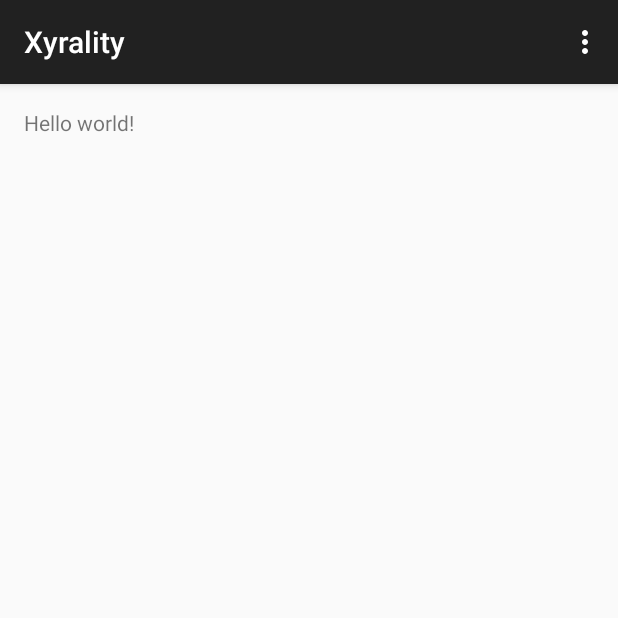
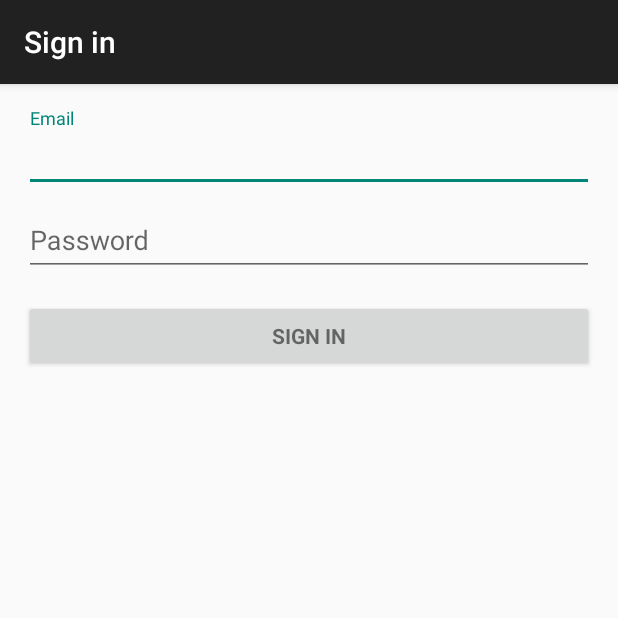
Before and after one commit to riwnodennyk/xyrality, an Android app: the screen it shows after launch (LoginActivity), on a phone screen of 412 x 824 dp, the top half of it. Run offline under Robolectric (Android 15) with nearby library versions, the phone set to English and light mode, and no system bars; 2 statements that could not run were skipped.

Commit message:
api implemented ** ui for login activity ** test

```diff
--- a/app/src/main/java/ua/kulku/xyrality/LoginActivity.java
+++ /dev/null
@@ -1,37 +0,0 @@
-package ua.kulku.xyrality;
-
-import android.support.v7.app.AppCompatActivity;
-import android.os.Bundle;
-import android.view.Menu;
-import android.view.MenuItem;
-
-public class LoginActivity extends AppCompatActivity {
-
-    @Override
-    protected void onCreate(Bundle savedInstanceState) {
-        super.onCreate(savedInstanceState);
-        setContentView(R.layout.activity_login);
-    }
-
-    @Override
-    public boolean onCreateOptionsMenu(Menu menu) {
-        // Inflate the menu; this adds items to the action bar if it is present.
-        getMenuInflater().inflate(R.menu.menu_login, menu);
-        return true;
-    }
-
-    @Override
-    public boolean onOptionsItemSelected(MenuItem item) {
-        // Handle action bar item clicks here. The action bar will
-        // automatically handle clicks on the Home/Up button, so long
-        // as you specify a parent activity in AndroidManifest.xml.
-        int id = item.getItemId();
-
-        //noinspection SimplifiableIfStatement
-        if (id == R.id.action_settings) {
-            return true;
-        }
-
-        return super.onOptionsItemSelected(item);
-    }
-}
--- /dev/null
+++ b/app/src/main/java/ua/kulku/xyrality/ui/LoginActivity.java
@@ -0,0 +1,176 @@
+package ua.kulku.xyrality.ui;
+
+import android.app.LoaderManager.LoaderCallbacks;
+import android.content.CursorLoader;
+import android.content.Intent;
+import android.content.Loader;
+import android.database.Cursor;
+import android.net.Uri;
+import android.os.Bundle;
+import android.provider.ContactsContract;
+import android.support.v7.app.AppCompatActivity;
+import android.text.TextUtils;
+import android.view.KeyEvent;
+import android.view.View;
+import android.view.View.OnClickListener;
+import android.view.inputmethod.EditorInfo;
+import android.widget.ArrayAdapter;
+import android.widget.AutoCompleteTextView;
+import android.widget.Button;
+import android.widget.EditText;
+import android.widget.TextView;
+
+import java.util.ArrayList;
+import java.util.List;
+
+import ua.kulku.xyrality.R;
+
+public class LoginActivity extends AppCompatActivity
+        implements LoaderCallbacks<Cursor> {
+
+    // UI references.
+    private AutoCompleteTextView mEmailView;
+    private EditText mPasswordView;
+
+    @Override
+    protected void onCreate(Bundle savedInstanceState) {
+        super.onCreate(savedInstanceState);
+        setContentView(R.layout.activity_login);
+
+        // Set up the login form.
+        mEmailView = (AutoCompleteTextView) findViewById(R.id.email);
+        populateAutoComplete();
+
+        mPasswordView = (EditText) findViewById(R.id.password);
+        mPasswordView.setOnEditorActionListener(new TextView.OnEditorActionListener() {
+            @Override
+            public boolean onEditorAction(TextView textView, int id, KeyEvent keyEvent) {
+                if (id == R.id.login || id == EditorInfo.IME_NULL) {
+                    attemptLogin();
+                    return true;
+                }
+                return false;
+            }
+        });
+
+        Button mEmailSignInButton = (Button) findViewById(R.id.email_sign_in_button);
+        mEmailSignInButton.setOnClickListener(new OnClickListener() {
+            @Override
+            public void onClick(View view) {
+                attemptLogin();
+            }
+        });
+    }
+
+    private void populateAutoComplete() {
+        getLoaderManager().initLoader(0, null, this);
+    }
+
+
+    public void attemptLogin() {
+        // Reset errors.
+        mEmailView.setError(null);
+        mPasswordView.setError(null);
+
+        // Store values at the time of the login attempt.
+        String email = mEmailView.getText().toString();
+        String password = mPasswordView.getText().toString();
+
+        boolean cancel = false;
+        View focusView = null;
+
+        // Check for a valid password, if the user entered one.
+        if (!TextUtils.isEmpty(password) && !isPasswordValid(password)) {
+            mPasswordView.setError(getString(R.string.error_invalid_password));
+            focusView = mPasswordView;
+            cancel = true;
+        }
+
+        // Check for a valid email address.
+        if (TextUtils.isEmpty(email)) {
+            mEmailView.setError(getString(R.string.error_field_required));
+            focusView = mEmailView;
+            cancel = true;
+        } else if (!isEmailValid(email)) {
+            mEmailView.setError(getString(R.string.error_invalid_email));
+            focusView = mEmailView;
+            cancel = true;
+        }
+
+        if (cancel) {
+            // There was an error; don't attempt login and focus the first
+            // form field with an error.
+            focusView.requestFocus();
+        } else {
+            Intent intent = new Intent(this, WorldsListActivity.class)
+                    .putExtra(WorldsListActivity.E_EMAIL, email)
+                    .putExtra(WorldsListActivity.E_PASSWORD, password);
+            startActivity(intent);
+            finish();
+        }
+    }
+
+    private boolean isEmailValid(String email) {
+        //TODO: Replace this with your own logic
+        return email.contains("@");
+    }
+
+    private boolean isPasswordValid(String password) {
+        //TODO: Replace this with your own logic
+        return password.length() > 4;
+    }
+
+    @Override
+    public Loader<Cursor> onCreateLoader(int i, Bundle bundle) {
+        return new CursorLoader(this,
+                // Retrieve data rows for the device user's 'profile' contact.
+                Uri.withAppendedPath(ContactsContract.Profile.CONTENT_URI,
+                        ContactsContract.Contacts.Data.CONTENT_DIRECTORY), ProfileQuery.PROJECTION,
+
+                // Select only email addresses.
+                ContactsContract.Contacts.Data.MIMETYPE +
+                        " = ?", new String[]{ContactsContract.CommonDataKinds.Email
+                .CONTENT_ITEM_TYPE},
+
+                // Show primary email addresses first. Note that there won't be
+                // a primary email address if the user hasn't specified one.
+                ContactsContract.Contacts.Data.IS_PRIMARY + " DESC");
+    }
+
+    @Override
+    public void onLoadFinished(Loader<Cursor> cursorLoader, Cursor cursor) {
+        List<String> emails = new ArrayList<String>();
+        cursor.moveToFirst();
+        while (!cursor.isAfterLast()) {
+            emails.add(cursor.getString(ProfileQuery.ADDRESS));
+            cursor.moveToNext();
+        }
+
+        addEmailsToAutoComplete(emails);
+    }
+
+    @Override
+    public void onLoaderReset(Loader<Cursor> cursorLoader) {
+
+    }
+
+    private interface ProfileQuery {
+        String[] PROJECTION = {
+                ContactsContract.CommonDataKinds.Email.ADDRESS,
+                ContactsContract.CommonDataKinds.Email.IS_PRIMARY,
+        };
+
+        int ADDRESS = 0;
+        int IS_PRIMARY = 1;
+    }
+
+
+    private void addEmailsToAutoComplete(List<String> emailAddressCollection) {
+        //Create adapter to tell the AutoCompleteTextView what to show in its dropdown list.
+        ArrayAdapter<String> adapter =
+                new ArrayAdapter<String>(LoginActivity.this,
+                        android.R.layout.simple_dropdown_item_1line, emailAddressCollection);
+
+        mEmailView.setAdapter(adapter);
+    }
+}
--- a/app/src/main/res/layout/activity_login.xml
+++ b/app/src/main/res/layout/activity_login.xml
@@ -1,16 +1,59 @@
-<RelativeLayout xmlns:android="http://schemas.android.com/apk/res/android"
-                xmlns:tools="http://schemas.android.com/tools"
+<ScrollView xmlns:android="http://schemas.android.com/apk/res/android"
+            xmlns:tools="http://schemas.android.com/tools"
+            android:layout_width="match_parent"
+            android:layout_height="match_parent"
+            android:paddingBottom="@dimen/activity_vertical_margin"
+            android:paddingLeft="@dimen/activity_horizontal_margin"
+            android:paddingRight="@dimen/activity_horizontal_margin"
+            android:paddingTop="@dimen/activity_vertical_margin"
+            tools:context="ua.kulku.xyrality.ui.LoginActivity">
+
+    <LinearLayout
+        android:layout_width="match_parent"
+        android:layout_height="wrap_content"
+        android:orientation="vertical">
+
+        <android.support.design.widget.TextInputLayout
+            android:layout_width="match_parent"
+            android:layout_height="wrap_content">
+
+            <AutoCompleteTextView
+                android:id="@+id/email"
                 android:layout_width="match_parent"
-                android:layout_height="match_parent"
-                android:paddingLeft="@dimen/activity_horizontal_margin"
-                android:paddingRight="@dimen/activity_horizontal_margin"
-                android:paddingTop="@dimen/activity_vertical_margin"
-                android:paddingBottom="@dimen/activity_vertical_margin"
-                tools:context=".LoginActivity">
+                android:layout_height="wrap_content"
+                android:hint="@string/prompt_email"
+                android:inputType="textEmailAddress"
+                android:maxLines="1"
+                android:singleLine="true"/>
+        </android.support.design.widget.TextInputLayout>
 
-    <TextView
-        android:text="@string/hello_world"
-        android:layout_width="wrap_content"
-        android:layout_height="wrap_content"/>
 
-</RelativeLayout>
+        <android.support.design.widget.TextInputLayout
+            android:layout_width="match_parent"
+            android:layout_height="wrap_content">
+
+            <EditText
+                android:id="@+id/password"
+                android:layout_width="match_parent"
+                android:layout_height="wrap_content"
+                android:hint="@string/prompt_password"
+                android:imeActionId="@+id/login"
+                android:imeActionLabel="@string/action_sign_in"
+                android:imeOptions="actionUnspecified"
+                android:inputType="textPassword"
+                android:maxLines="1"
+                android:singleLine="true"/>
+        </android.support.design.widget.TextInputLayout>
+
+
+        <Button
+            android:id="@+id/email_sign_in_button"
+            style="?android:textAppearanceSmall"
+            android:layout_width="match_parent"
+            android:layout_height="wrap_content"
+            android:layout_marginTop="16dp"
+            android:text="@string/action_sign_in"
+            android:textStyle="bold"/>
+
+    </LinearLayout>
+</ScrollView>
--- a/app/src/main/res/menu/menu_login.xml
+++ /dev/null
@@ -1,9 +0,0 @@
-<menu xmlns:android="http://schemas.android.com/apk/res/android"
-      xmlns:app="http://schemas.android.com/apk/res-auto"
-      xmlns:tools="http://schemas.android.com/tools"
-      tools:context=".LoginActivity">
-    <item android:id="@+id/action_settings"
-          android:title="@string/action_settings"
-          android:orderInCategory="100"
-          app:showAsAction="never"/>
-</menu>
--- /dev/null
+++ b/app/src/main/res/values/strings_activity_login_activitym.xml
@@ -0,0 +1,12 @@
+<resources>
+    <string name="title_activity_login">Sign in</string>
+
+    <!-- Strings related to login -->
+    <string name="prompt_email">Email</string>
+    <string name="prompt_password">Password</string>
+    <string name="action_sign_in">Sign in</string>
+    <string name="error_invalid_email">This email address is invalid</string>
+    <string name="error_invalid_password">This password is too short</string>
+    <string name="error_incorrect_password">This password is incorrect</string>
+    <string name="error_field_required">This field is required</string>
+</resources>
--- a/build.gradle
+++ b/build.gradle
@@ -2,9 +2,11 @@
 
 buildscript {
     repositories {
+        mavenCentral()
         jcenter()
     }
     dependencies {
+        classpath 'com.neenbedankt.gradle.plugins:android-apt:1.4'
         classpath 'com.android.tools.build:gradle:1.3.0'
 
         // NOTE: Do not place your application dependencies here; they belong
@@ -14,6 +16,7 @@ buildscript {
 
 allprojects {
     repositories {
+        mavenCentral()
         jcenter()
     }
 }
```
Also changed, not shown: app/build.gradle (+18 -0 lines), app/src/main/AndroidManifest.xml (+21 -7 lines), app/src/main/java/ua/kulku/xyrality/data/api/XyralityApi.java (added, +15 -0 lines), app/src/main/java/ua/kulku/xyrality/data/model/World.java (added, +18 -0 lines), app/src/main/java/ua/kulku/xyrality/data/model/WorldStatus.java (added, +14 -0 lines), app/src/main/java/ua/kulku/xyrality/data/model/WorldsListRequest.java (added, +53 -0 lines), app/src/main/java/ua/kulku/xyrality/data/model/WorldsListResponse.java (added, +13 -0 lines), app/src/main/java/ua/kulku/xyrality/ui/WorldsListActivity.java (added, +43 -0 lines), app/src/main/res/layout/activity_worlds_list.xml (added, +9 -0 lines), 3 other files.
